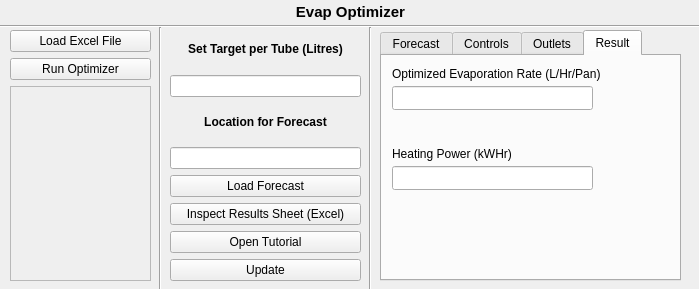
Before: the Qt Designer form BG/form.ui in anirudhbhalekar/evap_optimizer, drawn with Qt 5.
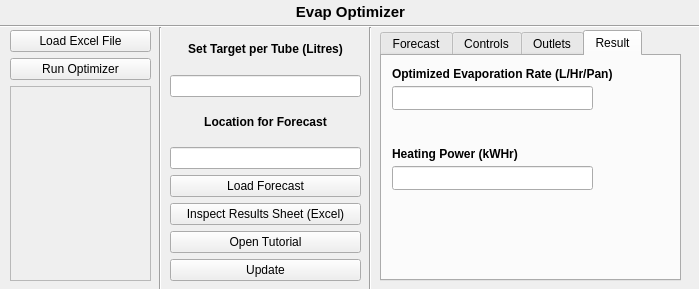
After: the same form once the commit is applied. The open tabs and pages were chosen to show the change.

Diff of the .ui file:
```diff
--- a/BG/form.ui
+++ b/BG/form.ui
@@ -290,12 +290,12 @@
       <rect>
        <x>10</x>
        <y>10</y>
-       <width>221</width>
+       <width>231</width>
        <height>16</height>
       </rect>
      </property>
      <property name="text">
-      <string>Optimized Evaporation Rate (L/Hr/Pan)</string>
+      <string>&lt;html&gt;&lt;head/&gt;&lt;body&gt;&lt;p&gt;&lt;span style=&quot; font-weight:700;&quot;&gt;Optimized Evaporation Rate (L/Hr/Pan)&lt;/span&gt;&lt;/p&gt;&lt;/body&gt;&lt;/html&gt;</string>
      </property>
     </widget>
     <widget class="QLabel" name="label_5">
@@ -308,7 +308,7 @@
       </rect>
      </property>
      <property name="text">
-      <string>Heating Power (kWHr)</string>
+      <string>&lt;html&gt;&lt;head/&gt;&lt;body&gt;&lt;p&gt;&lt;span style=&quot; font-weight:700;&quot;&gt;Heating Power (kWHr)&lt;/span&gt;&lt;/p&gt;&lt;/body&gt;&lt;/html&gt;</string>
      </property>
     </widget>
     <widget class="QLineEdit" name="OER_line">
```
Left out of the diff: 7 changed lines with no effect on the pictures.
